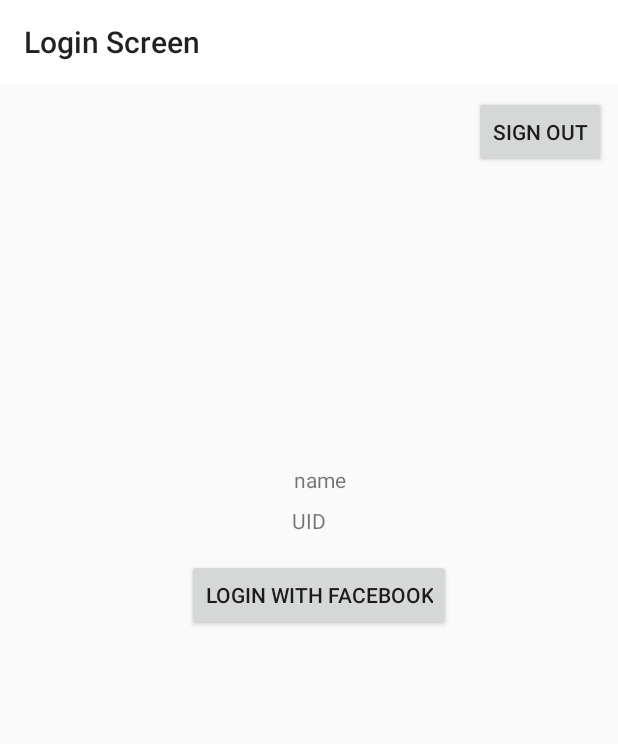
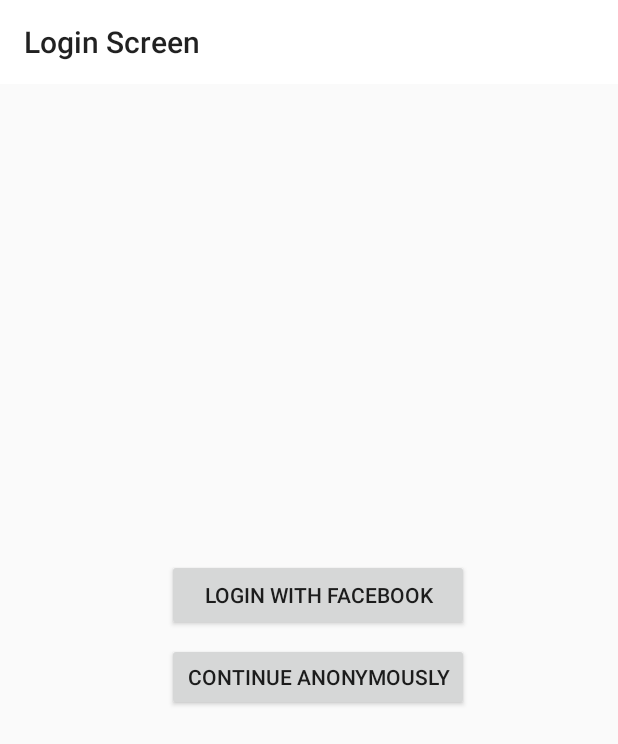
Before and after one commit to truonganhhoang/INT2208-8-2019, an Android app: the layout activity_sign_up.xml on its own in the app's theme, with its tools: preview values and no code run, on a phone screen of 412 x 824 dp. Shown: the top 744 px of the screen. Run offline under Robolectric (Android 15) with nearby library versions, the light colour scheme and no system bars; plain views replace LoginButton.

```diff
--- a/Nhom-01/source/app/build.gradle
+++ b/Nhom-01/source/app/build.gradle
@@ -24,6 +24,8 @@
     implementation 'androidx.appcompat:appcompat:1.1.0-alpha02'
     implementation 'androidx.constraintlayout:constraintlayout:2.0.0-alpha3'
     implementation 'com.readystatesoftware.sqliteasset:sqliteassethelper:+'
+    implementation 'com.android.support:appcompat-v7:28.0.0'
+    implementation 'com.android.support:design:28.0.0'
     //room components
     implementation "android.arch.persistence.room:runtime:$rootProject.roomVersion"
     annotationProcessor "android.arch.persistence.room:compiler:$rootProject.roomVersion"
--- /dev/null
+++ b/Nhom-01/source/app/src/main/res/drawable/ic_menu.xml
@@ -0,0 +1,5 @@
+<vector android:height="24dp" android:tint="#FFFFFF"
+    android:viewportHeight="24.0" android:viewportWidth="24.0"
+    android:width="24dp" xmlns:android="http://schemas.android.com/apk/res/android">
+    <path android:fillColor="#FF000000" android:pathData="M6,18c0,0.55 0.45,1 1,1h1v3.5c0,0.83 0.67,1.5 1.5,1.5s1.5,-0.67 1.5,-1.5L11,19h2v3.5c0,0.83 0.67,1.5 1.5,1.5s1.5,-0.67 1.5,-1.5L16,19h1c0.55,0 1,-0.45 1,-1L18,8L6,8v10zM3.5,8C2.67,8 2,8.67 2,9.5v7c0,0.83 0.67,1.5 1.5,1.5S5,17.33 5,16.5v-7C5,8.67 4.33,8 3.5,8zM20.5,8c-0.83,0 -1.5,0.67 -1.5,1.5v7c0,0.83 0.67,1.5 1.5,1.5s1.5,-0.67 1.5,-1.5v-7c0,-0.83 -0.67,-1.5 -1.5,-1.5zM15.53,2.16l1.3,-1.3c0.2,-0.2 0.2,-0.51 0,-0.71 -0.2,-0.2 -0.51,-0.2 -0.71,0l-1.48,1.48C13.85,1.23 12.95,1 12,1c-0.96,0 -1.86,0.23 -2.66,0.63L7.85,0.15c-0.2,-0.2 -0.51,-0.2 -0.71,0 -0.2,0.2 -0.2,0.51 0,0.71l1.31,1.31C6.97,3.26 6,5.01 6,7h12c0,-1.99 -0.97,-3.75 -2.47,-4.84zM10,5L9,5L9,4h1v1zM15,5h-1L14,4h1v1z"/>
+</vector>
--- a/Nhom-01/source/app/src/main/res/layout/activity_sign_up.xml
+++ b/Nhom-01/source/app/src/main/res/layout/activity_sign_up.xml
@@ -17,17 +17,17 @@
 
     <com.facebook.login.widget.LoginButton
         android:id="@+id/fbLogin"
-        android:layout_width="wrap_content"
+        android:layout_width="201dp"
         android:layout_height="wrap_content"
         android:layout_gravity="center_horizontal"
         android:layout_marginStart="8dp"
         android:layout_marginTop="8dp"
         android:layout_marginEnd="8dp"
+        android:text="Login with Facebook"
         app:layout_constraintEnd_toEndOf="parent"
         app:layout_constraintHorizontal_bias="0.53"
         app:layout_constraintStart_toStartOf="parent"
-        app:layout_constraintTop_toTopOf="@+id/guideline3"
-        android:text="Login with Facebook"/>
+        app:layout_constraintTop_toTopOf="@+id/guideline3" />
 
     <androidx.constraintlayout.widget.Guideline
         android:id="@+id/guideline3"
@@ -36,40 +36,18 @@
         android:orientation="horizontal"
         app:layout_constraintGuide_begin="365dp" />
 
-
-    <TextView
-        android:id="@+id/name"
-        android:layout_width="wrap_content"
-        android:layout_height="wrap_content"
+    <Button
+        android:id="@+id/anonymousLogin"
+        android:layout_width="201dp"
+        android:layout_height="45dp"
         android:layout_marginStart="8dp"
-        android:layout_marginEnd="8dp"
-        android:layout_marginBottom="8dp"
-        android:text="name"
-        app:layout_constraintBottom_toTopOf="@+id/UID"
-        app:layout_constraintEnd_toEndOf="parent"
-        app:layout_constraintHorizontal_bias="0.52"
-        app:layout_constraintStart_toStartOf="parent" />
-
-    <TextView
-        android:id="@+id/UID"
-        android:layout_width="wrap_content"
-        android:layout_height="wrap_content"
-        android:layout_marginStart="8dp"
-        android:layout_marginEnd="8dp"
-        android:layout_marginBottom="8dp"
-        android:text="UID"
-        app:layout_constraintBottom_toTopOf="@+id/guideline3"
-        app:layout_constraintEnd_toEndOf="parent"
-        app:layout_constraintStart_toStartOf="parent" />
-
-    <Button
-        android:id="@+id/fbSignOut"
-        android:layout_width="wrap_content"
-        android:layout_height="wrap_content"
         android:layout_marginTop="8dp"
         android:layout_marginEnd="8dp"
-        android:text="Sign Out"
+        android:text="Continue anonymously"
         app:layout_constraintEnd_toEndOf="parent"
-        app:layout_constraintTop_toBottomOf="@+id/activity_sign_up_toolbar" />
+        app:layout_constraintHorizontal_bias="0.53"
+        app:layout_constraintStart_toStartOf="parent"
+        app:layout_constraintTop_toBottomOf="@+id/fbLogin" />
+
 
 </androidx.constraintlayout.widget.ConstraintLayout>
```
Also changed, not shown: Nhom-01/source/app/src/main/AndroidManifest.xml (+9 -9 lines), Nhom-01/source/app/src/main/java/com/example/jinny/vocabulary/screen/home/MainActivity.java (+92 -2 lines), Nhom-01/source/app/src/main/java/com/example/jinny/vocabulary/screen/login/SignUpActivity.java (+16 -35 lines), Nhom-01/source/app/src/main/res/layout/activity_main.xml (+28 -1 lines), Nhom-01/source/app/src/main/res/layout/navigation_header.xml (added, +24 -0 lines), Nhom-01/source/app/src/main/res/menu/drawer_view.xml (added, +11 -0 lines).
